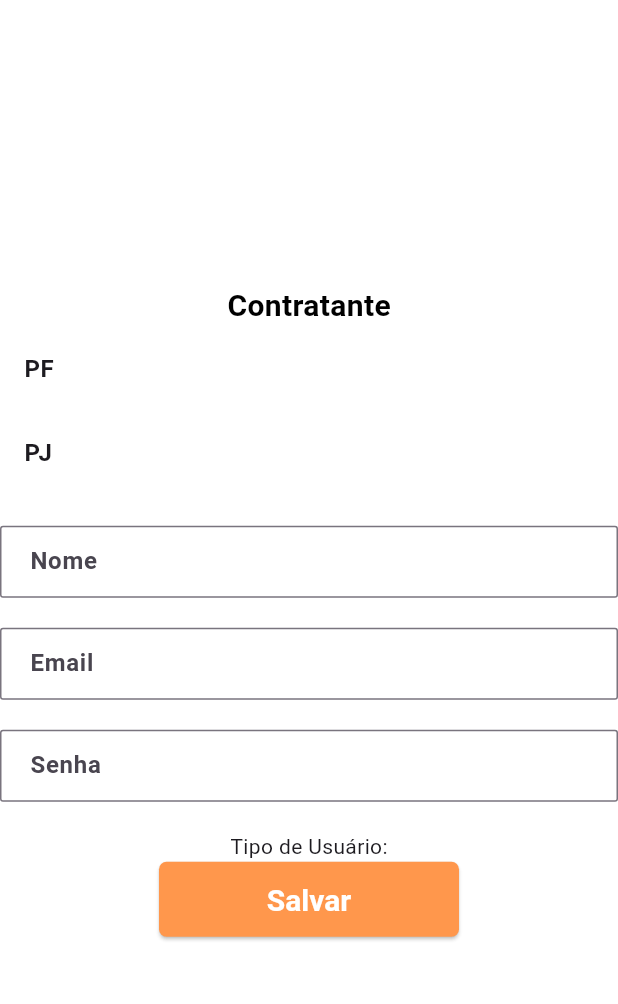
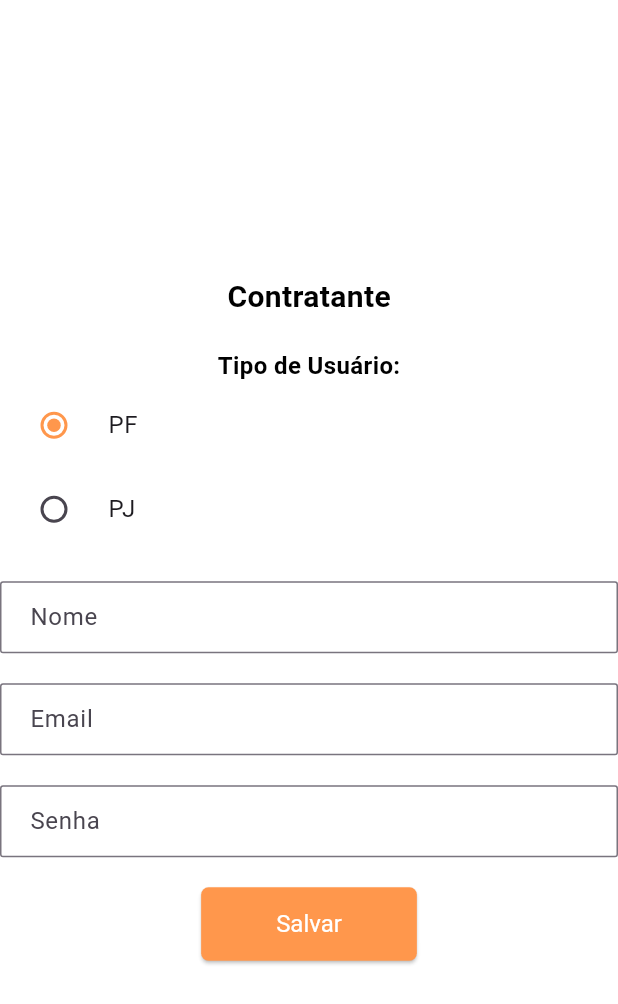
Before and after one commit to Analaurasil/AppDourado, a Flutter app: the TelaCadastro screen opened directly, on a phone screen of 412 x 824 dp. Shown: the top 1004 px of the screen. Run offline on Flutter 3.47's test engine with Material 3 defaults, Android fonts, the phone set to English and light mode, and no system bars; our stand-ins replace signature.

```diff
--- a/lib/cadastro.dart
+++ b/lib/cadastro.dart
@@ -1,14 +1,25 @@
 import 'package:flutter/material.dart';
 
-class TelaCadastro extends StatelessWidget {
+class TelaCadastro extends StatefulWidget {
+  const TelaCadastro({super.key});
+
+  @override
+  _TelaCadastroState createState() => _TelaCadastroState();
+}
+
+class _TelaCadastroState extends State<TelaCadastro> {
+  String? _tipoUsuario = 'PF';
+
   @override
   Widget build(BuildContext context) {
+    final theme = Theme.of(context);
+
     return Scaffold(
       body: Center(
         child: Column(
           mainAxisAlignment: MainAxisAlignment.center,
           children: [
-            Text(
+            const Text(
               'Contratante',
               style: TextStyle(
                 fontSize: 20,
@@ -16,40 +27,67 @@ class TelaCadastro extends StatelessWidget {
                 color: Colors.black,
               ),
             ),
-            ListTile(
-              title: Text('PF')
+            const SizedBox(height: 20),
+            const Text(
+              'Tipo de Usuário:',
+              style: TextStyle(
+                fontSize: 16,
+                fontWeight: FontWeight.bold,
+                color: Colors.black,
+              ),
             ),
-            ListTile(
-              title: Text('PJ'),
+            RadioListTile<String>(
+              title: const Text('PF'),
+              value: 'PF',
+              groupValue: _tipoUsuario,
+              activeColor: theme.primaryColor,
+              onChanged: (String? value) {
+                setState(() {
+                  _tipoUsuario = value;
+                });
+              },
             ),
-            SizedBox(height: 20),
-            TextField(
+            RadioListTile<String>(
+              title: const Text('PJ'),
+              value: 'PJ',
+              groupValue: _tipoUsuario,
+              activeColor: theme.primaryColor,
+              onChanged: (String? value) {
+                setState(() {
+                  _tipoUsuario = value;
+                });
+              },
+            ),
+            const SizedBox(height: 20),
+            const TextField(
               decoration: InputDecoration(
                 labelText: 'Nome',
               ),
             ),
-            SizedBox(height: 20),
-            TextField(
+            const SizedBox(height: 20),
+            const TextField(
               decoration: InputDecoration(
                 labelText: 'Email',
               ),
             ),
-            SizedBox(height: 20),
-            TextField(
+            const SizedBox(height: 20),
+            const TextField(
               decoration: InputDecoration(
                 labelText: 'Senha',
               ),
+              obscureText: true,
             ),
-            SizedBox(height: 20),
-            Text('Tipo de Usuário:'),
+            const SizedBox(height: 20),
             ElevatedButton(
-              onPressed: (){
+              onPressed: () {
 
               },
-              child:
-                Text('Salvar')
+              child: const Text('Salvar'),
+              style: ElevatedButton.styleFrom(
+                padding: const EdgeInsets.symmetric(horizontal: 50, vertical: 15),
+                textStyle: const TextStyle(fontSize: 16),
               ),
-            SizedBox(height: 10),
+            ),
           ],
         ),
       ),
--- a/pubspec.yaml
+++ b/pubspec.yaml
@@ -31,7 +31,7 @@ dependencies:
   flutter:
     sdk: flutter
   signature: ^5.5.0
-  go_router: ^8.0.0
+  go_router: ^14.2.7
   # The following adds the Cupertino Icons font to your application.
   # Use with the CupertinoIcons class for iOS style icons.
   cupertino_icons: ^1.0.6
```
Also changed, not shown: lib/formcontrato.dart (+31 -27 lines), lib/homePage.dart (+26 -18 lines), lib/login.dart (+52 -18 lines), lib/main.dart (+30 -35 lines), lib/meusContratos.dart (+10 -8 lines), lib/modificacoes.txt (added, +29 -0 lines), lib/telaRelatorios.dart (+18 -16 lines), lib/visualizarContratos.dart (+17 -17 lines), pubspec.lock, 2 other files.
